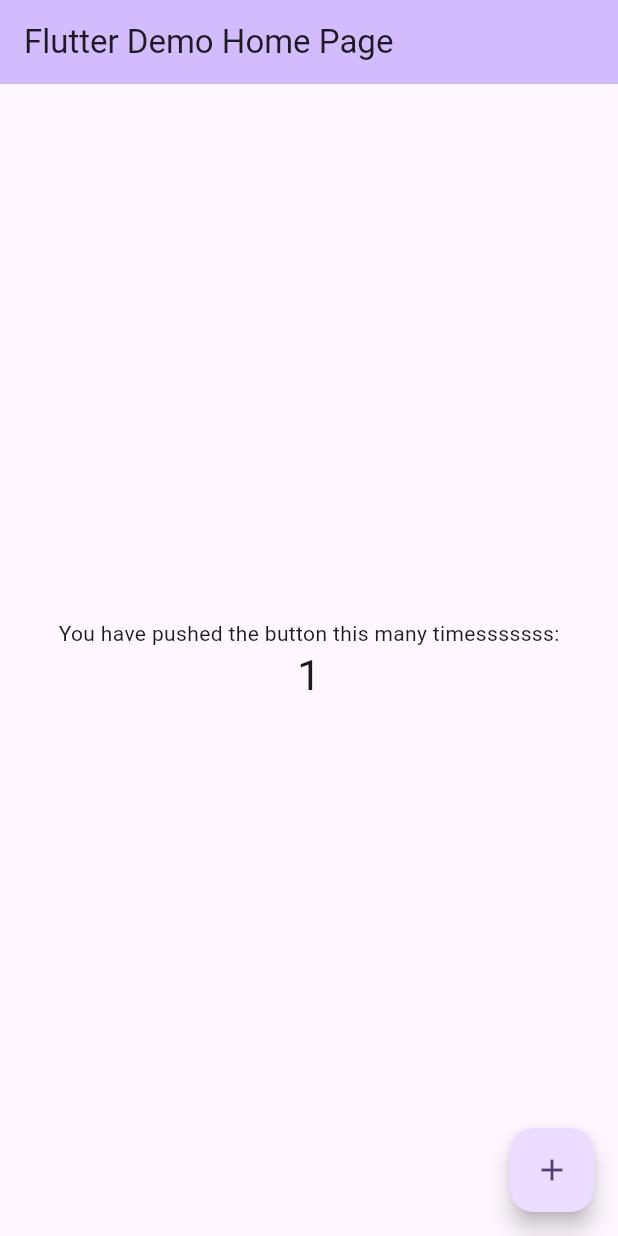
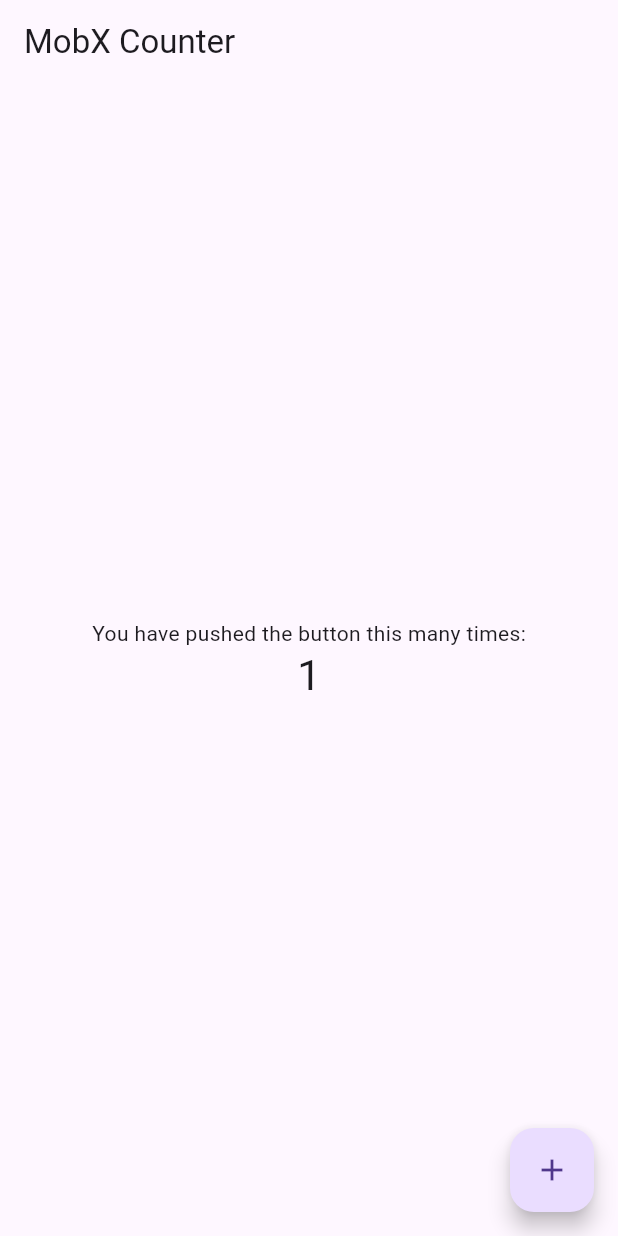
Before and after one commit to Domengo/foodie, a Flutter app: the screen it shows after launch, after a tap on the "add" icon, on a phone screen of 412 x 824 dp. Run offline on Flutter 3.47's test engine with Material 3 defaults, Android fonts, the phone set to English and light mode, and no system bars; our stand-ins replace flutter_mobx, mobx; generated files the repository leaves out were written again.

```diff
--- /dev/null
+++ b/lib/counter.dart
@@ -0,0 +1,18 @@
+import 'package:mobx/mobx.dart';
+
+// Include generated file
+part 'counter.g.dart';
+
+// This is the class used by rest of your codebase
+class Counter = _Counter with _$Counter;
+
+// The store-class
+abstract class _Counter with Store {
+  @observable
+  int value = 0;
+
+  @action
+  void increment() {
+    value++;
+  }
+}
--- a/lib/main.dart
+++ b/lib/main.dart
@@ -1,8 +1,11 @@
 import 'package:flutter/material.dart';
+import 'package:flutter_mobx/flutter_mobx.dart';
 
-void main() {
-  runApp(const MyApp());
-}
+import 'counter.dart'; // Import the Counter
+
+final counter = Counter(); // Instantiate the store
+
+void main() => runApp(const MyApp());
 
 class MyApp extends StatelessWidget {
   const MyApp({super.key});
@@ -11,115 +14,47 @@ class MyApp extends StatelessWidget {
   @override
   Widget build(BuildContext context) {
     return MaterialApp(
-      title: 'Flutter Demo',
+      debugShowCheckedModeBanner: false,
+      title: 'MobX',
       theme: ThemeData(
-        // This is the theme of your application.
-        //
-        // TRY THIS: Try running your application with "flutter run". You'll see
-        // the application has a purple toolbar. Then, without quitting the app,
-        // try changing the seedColor in the colorScheme below to Colors.green
-        // and then invoke "hot reload" (save your changes or press the "hot
-        // reload" button in a Flutter-supported IDE, or press "r" if you used
-        // the command line to start the app).
-        //
-        // Notice that the counter didn't reset back to zero; the application
-        // state is not lost during the reload. To reset the state, use hot
-        // restart instead.
-        //
-        // This works for code too, not just values: Most code changes can be
-        // tested with just a hot reload.
-        colorScheme: ColorScheme.fromSeed(seedColor: Colors.deepPurple),
-        useMaterial3: true,
+        primarySwatch: Colors.blue,
       ),
-      home: const MyHomePage(title: 'Flutter Demo Home Page'),
+      home: const MyHomePage(),
     );
   }
 }
 
-class MyHomePage extends StatefulWidget {
-  const MyHomePage({super.key, required this.title});
-
-  // This widget is the home page of your application. It is stateful, meaning
-  // that it has a State object (defined below) that contains fields that affect
-  // how it looks.
-
-  // This class is the configuration for the state. It holds the values (in this
-  // case the title) provided by the parent (in this case the App widget) and
-  // used by the build method of the State. Fields in a Widget subclass are
-  // always marked "final".
-
-  final String title;
-
-  @override
-  State<MyHomePage> createState() => _MyHomePageState();
-}
-
-class _MyHomePageState extends State<MyHomePage> {
-  int _counter = 0;
-
-  void _incrementCounter() {
-    setState(() {
-      // This call to setState tells the Flutter framework that something has
-      // changed in this State, which causes it to rerun the build method below
-      // so that the display can reflect the updated values. If we changed
-      // _counter without calling setState(), then the build method would not be
-      // called again, and so nothing would appear to happen.
-      _counter++;
-    });
-  }
+class MyHomePage extends StatelessWidget {
+  const MyHomePage({super.key});
 
   @override
   Widget build(BuildContext context) {
-    // This method is rerun every time setState is called, for instance as done
-    // by the _incrementCounter method above.
-    //
-    // The Flutter framework has been optimized to make rerunning build methods
-    // fast, so that you can just rebuild anything that needs updating rather
-    // than having to individually change instances of widgets.
     return Scaffold(
       appBar: AppBar(
-        // TRY THIS: Try changing the color here to a specific color (to
-        // Colors.amber, perhaps?) and trigger a hot reload to see the AppBar
-        // change color while the other colors stay the same.
-        backgroundColor: Theme.of(context).colorScheme.inversePrimary,
-        // Here we take the value from the MyHomePage object that was created by
-        // the App.build method, and use it to set our appbar title.
-        title: Text(widget.title),
+        title: const Text('MobX Counter'),
       ),
       body: Center(
-        // Center is a layout widget. It takes a single child and positions it
-        // in the middle of the parent.
         child: Column(
-          // Column is also a layout widget. It takes a list of children and
-          // arranges them vertically. By default, it sizes itself to fit its
-          // children horizontally, and tries to be as tall as its parent.
-          //
-          // Column has various properties to control how it sizes itself and
-          // how it positions its children. Here we use mainAxisAlignment to
-          // center the children vertically; the main axis here is the vertical
-          // axis because Columns are vertical (the cross axis would be
-          // horizontal).
-          //
-          // TRY THIS: Invoke "debug painting" (choose the "Toggle Debug Paint"
-          // action in the IDE, or press "p" in the console), to see the
-          // wireframe for each widget.
           mainAxisAlignment: MainAxisAlignment.center,
           children: <Widget>[
             const Text(
-              'You have pushed the button this many timesssssss:',
+              'You have pushed the button this many times:',
             ),
-            Text(
-              '$_counter',
-              style: Theme.of(context).textTheme.headlineMedium,
+            // Wrapping in the Observer will automatically re-render on changes to counter.value
+            Observer(
+              builder: (_) => Text(
+                    '${counter.value}',
+                    style: Theme.of(context).textTheme.headlineMedium,
+                  ),
             ),
           ],
         ),
       ),
       floatingActionButton: FloatingActionButton(
-        onPressed: _incrementCounter,
+        onPressed: counter.increment,
         tooltip: 'Increment',
         child: const Icon(Icons.add),
-      ), // This trailing comma makes auto-formatting nicer for build methods.
+      ),
     );
   }
 }
--- a/lib/test.dart
+++ /dev/null
@@ -1,21 +0,0 @@
-import 'package:openapi/api.dart';
-
-// TODO Configure API key authorization: apiKeyScheme
-void setApiKey() {
-  defaultApiClient.getAuthentication<ApiKeyAuth>('apiKeyScheme').apiKey = '274475f448a74a4499a0a1920ee7b028';
-}
-// uncomment below to setup prefix (e.g. Bearer) for API key, if needed
-defaultApiClient.getAuthentication<ApiKeyAuth>('apiKeyScheme').apiKeyPrefix = 'Bearer';
-
-final api_instance = DefaultApi();
-final analyzeRecipeRequest = AnalyzeRecipeRequest(); // AnalyzeRecipeRequest | Example request body.
-final language = en; // String | The input language, either \"en\" or \"de\".
-final includeNutrition = false; // bool | Whether nutrition data should be added to correctly parsed ingredients.
-final includeTaste = false; // bool | Whether taste data should be added to correctly parsed ingredients.
-
-try {
-    final result = api_instance.analyzeRecipe(analyzeRecipeRequest, language, includeNutrition, includeTaste);
-    print(result);
-} catch (e) {
-    print('Exception when calling DefaultApi->analyzeRecipe: $e\n');
-}
--- a/pubspec.yaml
+++ b/pubspec.yaml
@@ -37,6 +37,7 @@ dependencies:
   cupertino_icons: ^1.0.6
   hive: ^2.2.3
   mobx: ^2.3.3+2
+  flutter_mobx: ^2.2.1+1
   freezed_annotation: ^2.4.1
   json_annotation: ^4.9.0
   isar_generator: ^3.1.0+1
@@ -54,6 +55,7 @@ dev_dependencies:
   # rules and activating additional ones.
   flutter_lints: ^3.0.0
   build_runner: ^2.4.10
+  mobx_codegen: ^2.6.1
   freezed: ^2.5.2
   json_serializable: ^6.8.0
 
```
Also changed, not shown: lib/counter.g.dart (added), pubspec.lock.
